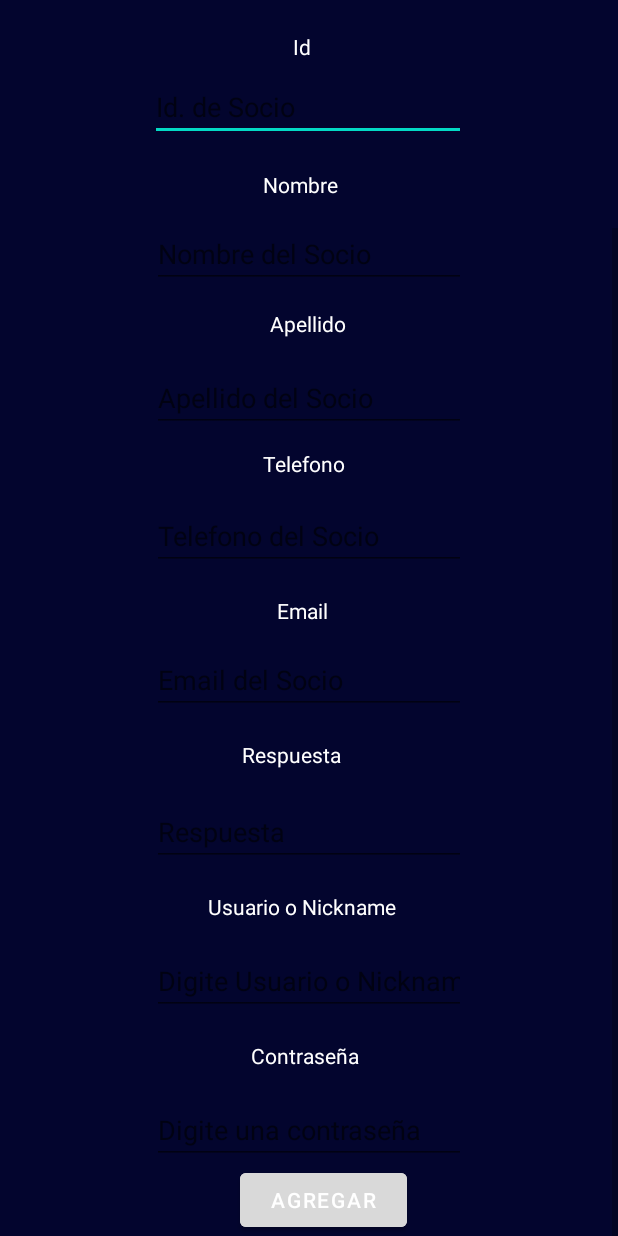
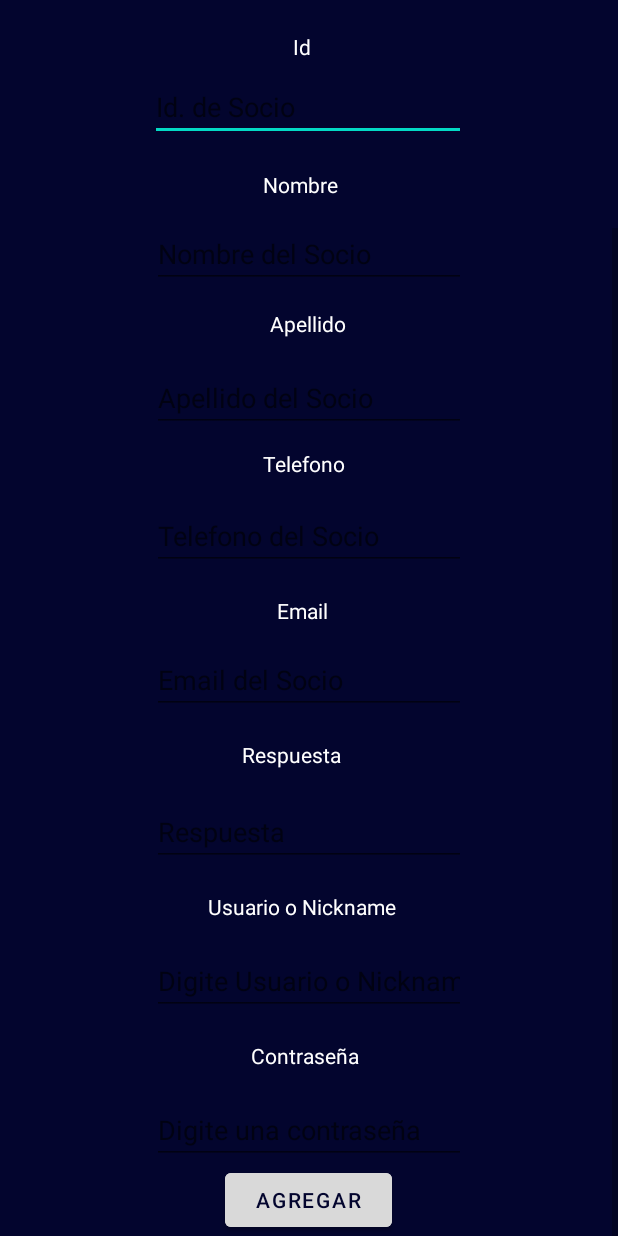
Before and after one commit to Brian1921/Front_Parc, an Android app: the admin_socios_agregar screen opened directly, with no data from a screen before it, scrolled down 186 dp, on a phone screen of 412 x 824 dp. Run offline under Robolectric (Android 15) with nearby library versions, the phone set to English and light mode, and no system bars; our stand-ins replace Volley.

Commit message:
Centrar boton

```diff
--- a/app/src/main/res/layout/activity_admin_socios_agregar.xml
+++ b/app/src/main/res/layout/activity_admin_socios_agregar.xml
@@ -15,7 +15,7 @@
         <LinearLayout
             android:layout_width="match_parent"
             android:layout_height="wrap_content"
-            android:orientation="vertical" >
+            android:orientation="vertical">
 
             <RelativeLayout
                 android:id="@+id/group_2"
@@ -37,6 +37,7 @@
                     android:layout_centerVertical="true"
                     android:text="REGISTRO"
                     android:textAlignment="textEnd"
+                    android:textColor="#03052E"
                     android:textSize="20sp" />
 
                 <ImageView
@@ -84,8 +85,8 @@
                 android:layout_marginStart="175dp"
                 android:layout_marginTop="19dp"
                 android:layout_marginEnd="180dp"
+                android:text="Nombre"
                 android:textColor="@color/white"
-                android:text="Nombre"
                 app:layout_constraintEnd_toEndOf="parent"
                 app:layout_constraintStart_toStartOf="parent"
                 app:layout_constraintTop_toBottomOf="@+id/editId_admin_crear_socio" />
@@ -98,9 +99,9 @@
                 android:layout_marginTop="14dp"
                 android:layout_marginEnd="101dp"
                 android:ems="10"
-                android:textColor="#FFFFFF"
                 android:hint="Nombre del Socio"
                 android:inputType="textPersonName"
+                android:textColor="#FFFFFF"
                 app:layout_constraintEnd_toEndOf="parent"
                 app:layout_constraintStart_toStartOf="parent"
                 app:layout_constraintTop_toBottomOf="@+id/textView8" />
@@ -112,8 +113,8 @@
                 android:layout_marginStart="180dp"
                 android:layout_marginTop="14dp"
                 android:layout_marginEnd="180dp"
+                android:text="Apellido"
                 android:textColor="@color/white"
-                android:text="Apellido"
                 app:layout_constraintEnd_toEndOf="parent"
                 app:layout_constraintStart_toStartOf="parent"
                 app:layout_constraintTop_toBottomOf="@+id/editNom_admin_crear_socio" />
@@ -126,9 +127,9 @@
                 android:layout_marginTop="17dp"
                 android:layout_marginEnd="101dp"
                 android:ems="10"
-                android:textColor="#FFFFFF"
                 android:hint="Apellido del Socio"
                 android:inputType="textPersonName"
+                android:textColor="#FFFFFF"
                 app:layout_constraintEnd_toEndOf="parent"
                 app:layout_constraintStart_toStartOf="parent"
                 app:layout_constraintTop_toBottomOf="@+id/textView9" />
@@ -140,8 +141,8 @@
                 android:layout_marginStart="175dp"
                 android:layout_marginTop="11dp"
                 android:layout_marginEnd="181dp"
+                android:text="Telefono"
                 android:textColor="@color/white"
-                android:text="Telefono"
                 app:layout_constraintEnd_toEndOf="parent"
                 app:layout_constraintStart_toStartOf="parent"
                 app:layout_constraintTop_toBottomOf="@+id/editApe_admin_crear_socio" />
@@ -154,9 +155,9 @@
                 android:layout_marginTop="16dp"
                 android:layout_marginEnd="101dp"
                 android:ems="10"
-                android:textColor="#FFFFFF"
                 android:hint="Telefono del Socio"
                 android:inputType="phone"
+                android:textColor="#FFFFFF"
                 app:layout_constraintEnd_toEndOf="parent"
                 app:layout_constraintStart_toStartOf="parent"
                 app:layout_constraintTop_toBottomOf="@+id/textView10" />
@@ -168,9 +169,9 @@
                 android:layout_marginStart="175dp"
                 android:layout_marginTop="17dp"
                 android:layout_marginEnd="188dp"
-                android:textColor="@color/white"
                 android:text="Email"
                 android:textAlignment="center"
+                android:textColor="@color/white"
                 app:layout_constraintEnd_toEndOf="parent"
                 app:layout_constraintStart_toStartOf="parent"
                 app:layout_constraintTop_toBottomOf="@+id/editTel_admin_crear_socio" />
@@ -183,9 +184,9 @@
                 android:layout_marginTop="14dp"
                 android:layout_marginEnd="101dp"
                 android:ems="10"
-                android:textColor="#FFFFFF"
                 android:hint="Email del Socio"
                 android:inputType="textEmailAddress"
+                android:textColor="#FFFFFF"
                 app:layout_constraintEnd_toEndOf="parent"
                 app:layout_constraintStart_toStartOf="parent"
                 app:layout_constraintTop_toBottomOf="@+id/textView11" />
@@ -198,9 +199,9 @@
                 android:layout_marginStart="135dp"
                 android:layout_marginTop="17dp"
                 android:layout_marginEnd="188dp"
-                android:textColor="@color/white"
                 android:text="Respuesta"
                 android:textAlignment="center"
+                android:textColor="@color/white"
                 app:layout_constraintEnd_toEndOf="parent"
                 app:layout_constraintStart_toStartOf="parent"
                 app:layout_constraintTop_toBottomOf="@+id/editEm_admin_crear_socio" />
@@ -213,9 +214,9 @@
                 android:layout_marginTop="17dp"
                 android:layout_marginEnd="101dp"
                 android:ems="10"
-                android:textColor="#FFFFFF"
                 android:hint="Respuesta"
                 android:inputType="textPersonName"
+                android:textColor="#FFFFFF"
                 app:layout_constraintEnd_toEndOf="parent"
                 app:layout_constraintStart_toStartOf="parent"
                 app:layout_constraintTop_toBottomOf="@+id/textView12" />
@@ -227,9 +228,9 @@
                 android:layout_marginStart="132dp"
                 android:layout_marginTop="17dp"
                 android:layout_marginEnd="188dp"
-                android:textColor="@color/white"
                 android:text="Usuario o Nickname"
                 android:textAlignment="center"
+                android:textColor="@color/white"
                 app:layout_constraintEnd_toEndOf="parent"
                 app:layout_constraintStart_toStartOf="parent"
                 app:layout_constraintTop_toBottomOf="@+id/editRes_admin_crear_socio" />
@@ -242,9 +243,9 @@
                 android:layout_marginTop="17dp"
                 android:layout_marginEnd="101dp"
                 android:ems="10"
-                android:textColor="#FFFFFF"
                 android:hint="Digite Usuario o Nickname"
                 android:inputType="textPersonName"
+                android:textColor="#FFFFFF"
                 app:layout_constraintEnd_toEndOf="parent"
                 app:layout_constraintStart_toStartOf="parent"
                 app:layout_constraintTop_toBottomOf="@+id/textView13" />
@@ -256,9 +257,9 @@
                 android:layout_marginStart="140dp"
                 android:layout_marginTop="17dp"
                 android:layout_marginEnd="188dp"
-                android:textColor="@color/white"
                 android:text="Contraseña"
                 android:textAlignment="center"
+                android:textColor="@color/white"
                 app:layout_constraintEnd_toEndOf="parent"
                 app:layout_constraintStart_toStartOf="parent"
                 app:layout_constraintTop_toBottomOf="@+id/editUs_admin_crear_socio" />
@@ -271,25 +272,24 @@
                 android:layout_marginTop="17dp"
                 android:layout_marginEnd="101dp"
                 android:ems="10"
-                android:textColor="#FFFFFF"
                 android:hint="Digite una contraseña"
                 android:inputType="textPassword"
-                tools:layout_editor_absoluteX="97dp"
-                tools:layout_editor_absoluteY="588dp"
+                android:textColor="#FFFFFF"
                 app:layout_constraintEnd_toEndOf="parent"
                 app:layout_constraintStart_toStartOf="parent"
-                app:layout_constraintTop_toBottomOf="@+id/textView14" />
+                app:layout_constraintTop_toBottomOf="@+id/textView14"
+                tools:layout_editor_absoluteX="97dp"
+                tools:layout_editor_absoluteY="588dp" />
 
             <Button
                 android:id="@+id/btnAgregar_admin_socio"
                 android:layout_width="111dp"
                 android:layout_height="wrap_content"
-                android:layout_marginStart="160dp"
-                android:layout_marginEnd="157dp"
+                android:layout_gravity="center"
+                android:backgroundTint="#D9D9D9"
                 android:text="Agregar"
-                android:backgroundTint="#D9D9D9"
+                android:textColor="#03052E"
                 app:layout_constraintEnd_toEndOf="parent"
-                app:layout_constraintHorizontal_bias="0.0"
                 app:layout_constraintStart_toStartOf="parent"
                 app:layout_constraintTop_toBottomOf="@+id/editPass_admin_crear_socio"
                 tools:layout_editor_absoluteX="97dp"
```
